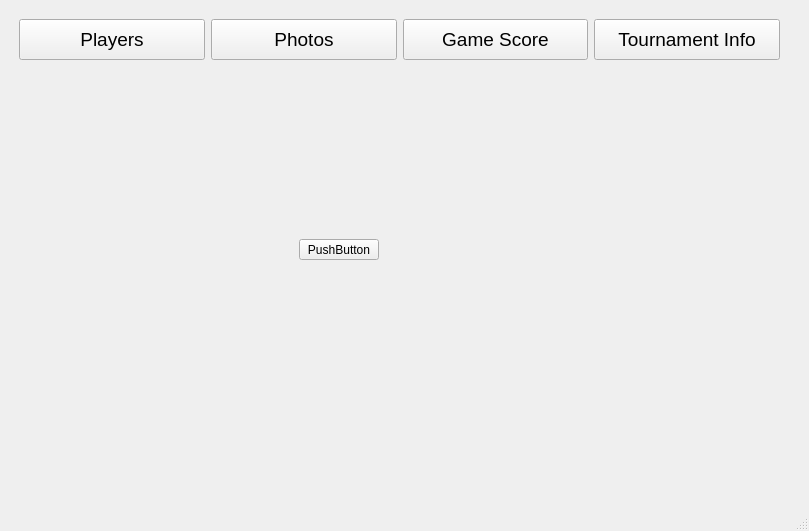
This is mainwindow.ui in skni-kod/TournamentAppDesktop as Qt 5 draws it before an edit. The edited form follows.
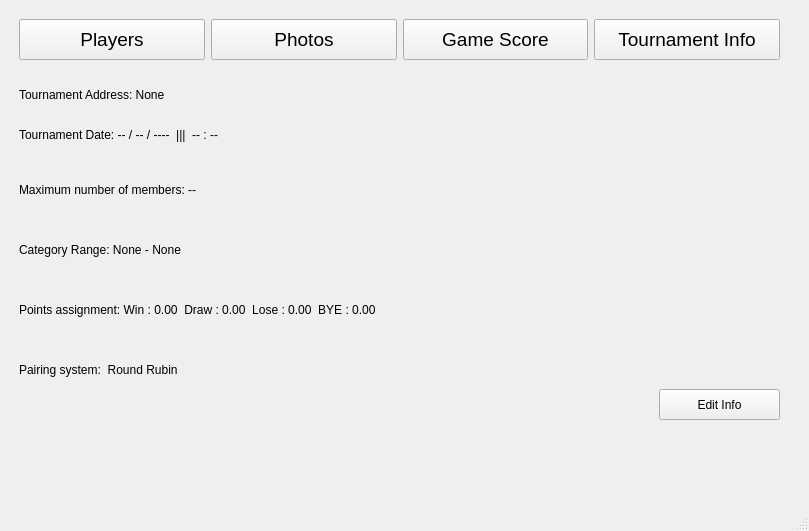
This is the edited form.

Commit message:
New features for edit dialog
Adding small layout fix.
Adding function to seting tmp variables for Tournament.

What changed in the file:
```diff
--- a/mainwindow.ui
+++ b/mainwindow.ui
@@ -568,16 +568,130 @@
        <widget class="QPushButton" name="pushButton">
         <property name="geometry">
          <rect>
-          <x>290</x>
-          <y>230</y>
-          <width>80</width>
-          <height>21</height>
+          <x>650</x>
+          <y>380</y>
+          <width>121</width>
+          <height>31</height>
          </rect>
         </property>
         <property name="text">
-         <string>PushButton</string>
+         <string>Edit Info</string>
         </property>
        </widget>
+       <widget class="QWidget" name="horizontalLayoutWidget">
+        <property name="geometry">
+         <rect>
+          <x>10</x>
+          <y>70</y>
+          <width>481</width>
+          <height>31</height>
+         </rect>
+        </property>
+        <layout class="QHBoxLayout" name="horizontalLayout_6">
+         <item>
+          <widget class="QLabel" name="TournamentAddressLabel">
+           <property name="text">
+            <string>Tournament Address: None</string>
+           </property>
+          </widget>
+         </item>
+        </layout>
+       </widget>
+       <widget class="QWidget" name="horizontalLayoutWidget_2">
+        <property name="geometry">
+         <rect>
+          <x>10</x>
+          <y>110</y>
+          <width>481</width>
+          <height>31</height>
+         </rect>
+        </property>
+        <layout class="QHBoxLayout" name="horizontalLayout_7">
+         <item>
+          <widget class="QLabel" name="TournamentDateLabel">
+           <property name="text">
+            <string>Tournament Date: -- / -- / ----  |||  -- : --</string>
+           </property>
+          </widget>
+         </item>
+        </layout>
+       </widget>
+       <widget class="QWidget" name="horizontalLayoutWidget_3">
+        <property name="geometry">
+         <rect>
+          <x>10</x>
+          <y>160</y>
+          <width>481</width>
+          <height>41</height>
+         </rect>
+        </property>
+        <layout class="QHBoxLayout" name="horizontalLayout_8">
+         <item>
+          <widget class="QLabel" name="TournamentMaxMembersLabel">
+           <property name="text">
+            <string>Maximum number of members: --</string>
+           </property>
+          </widget>
+         </item>
+        </layout>
+       </widget>
+       <widget class="QWidget" name="horizontalLayoutWidget_4">
+        <property name="geometry">
+         <rect>
+          <x>10</x>
+          <y>220</y>
+          <width>481</width>
+          <height>41</height>
+         </rect>
+        </property>
+        <layout class="QHBoxLayout" name="horizontalLayout_9">
+         <item>
+          <widget class="QLabel" name="CategoryRangeLabel">
+           <property name="text">
+            <string>Category Range: None - None</string>
+           </property>
+          </widget>
+         </item>
+        </layout>
+       </widget>
+       <widget class="QWidget" name="horizontalLayoutWidget_5">
+        <property name="geometry">
+         <rect>
+          <x>10</x>
+          <y>280</y>
+          <width>481</width>
+          <height>41</height>
+         </rect>
+        </property>
+        <layout class="QHBoxLayout" name="horizontalLayout_10">
+         <item>
+          <widget class="QLabel" name="PointsAssignmentLabel">
+           <property name="text">
+            <string>Points assignment: Win : 0.00  Draw : 0.00  Lose : 0.00  BYE : 0.00</string>
+           </property>
+          </widget>
+         </item>
+        </layout>
+       </widget>
+       <widget class="QWidget" name="horizontalLayoutWidget_6">
+        <property name="geometry">
+         <rect>
+          <x>10</x>
+          <y>340</y>
+          <width>481</width>
+          <height>41</height>
+         </rect>
+        </property>
+        <layout class="QHBoxLayout" name="horizontalLayout_11">
+         <item>
+          <widget class="QLabel" name="PairingSystemLabel">
+           <property name="text">
+            <string>Pairing system:  Round Rubin</string>
+           </property>
+          </widget>
+         </item>
+        </layout>
+       </widget>
       </widget>
      </widget>
     </item>
```
Left out of the diff: 2 changed lines with no effect on the pictures. The commit also changes 8 other files.
